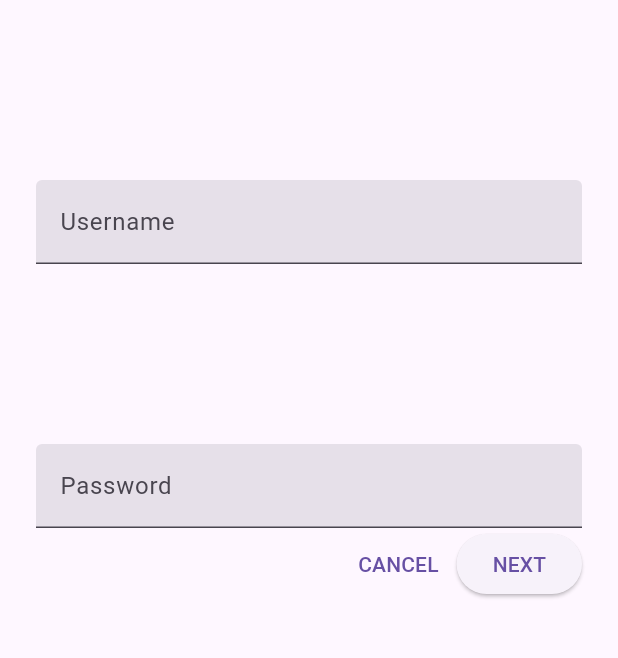
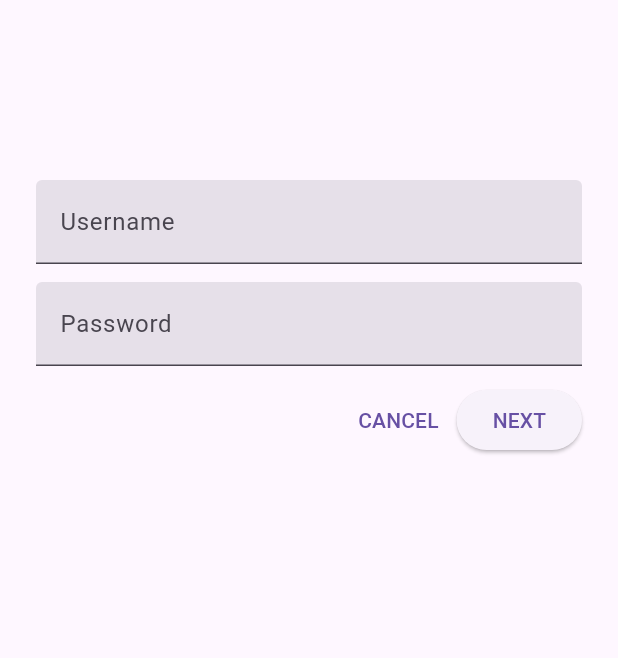
Before and after one commit to xenoplayed/flutter-material-components-codelab, a Flutter app: the screen it shows after launch, on a phone screen of 412 x 824 dp, the part 225-883 px from its top. Run offline on Flutter 3.47's test engine with Material 3 defaults, Android fonts, the phone set to English and light mode, and no system bars.

Commit message:
fix distances in login page

```diff
--- a/lib/login.dart
+++ b/lib/login.dart
@@ -53,7 +53,7 @@ class _LoginPageState extends State<LoginPage> {
               ),
             ),
             // [Spacer]
-            const SizedBox(height: 120.0),
+            const SizedBox(height: 12.0),
             // [Password]
             TextField(
               controller: _passwordController,
@@ -64,6 +64,7 @@ class _LoginPageState extends State<LoginPage> {
               obscureText: true,
             ),
             // TODO: Add button bar (101)
+            const SizedBox(height: 12.0),
             OverflowBar(
               alignment: MainAxisAlignment.end,
               // TODO: Add a beveled rectangular border to CANCEL (103)
```
